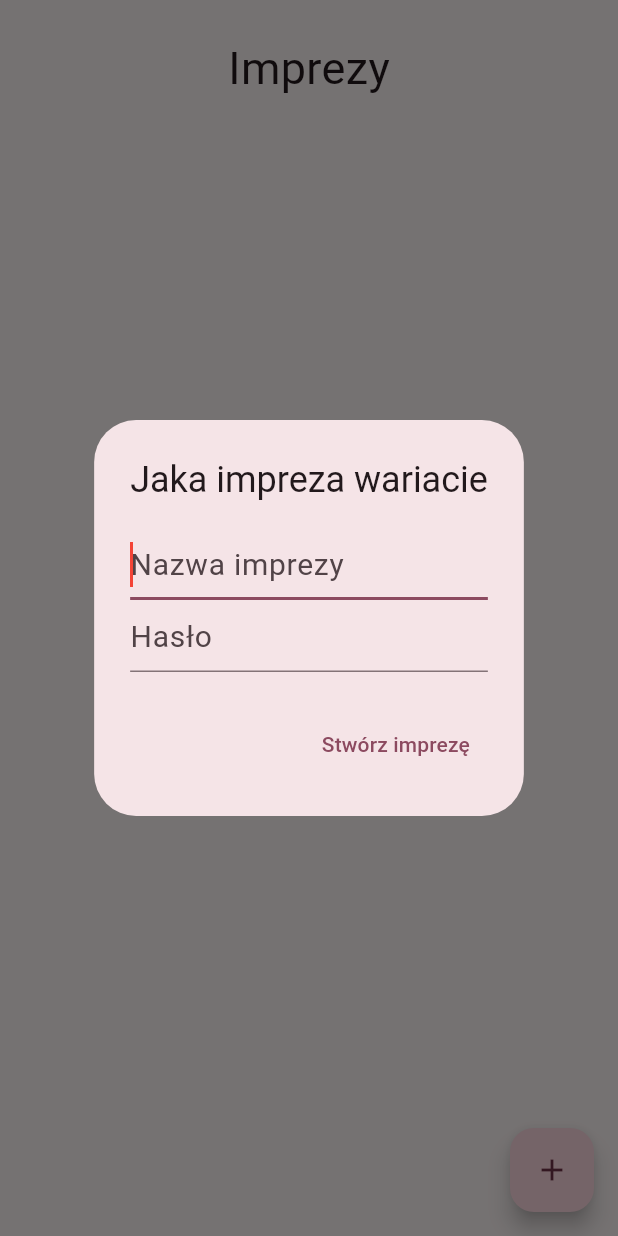
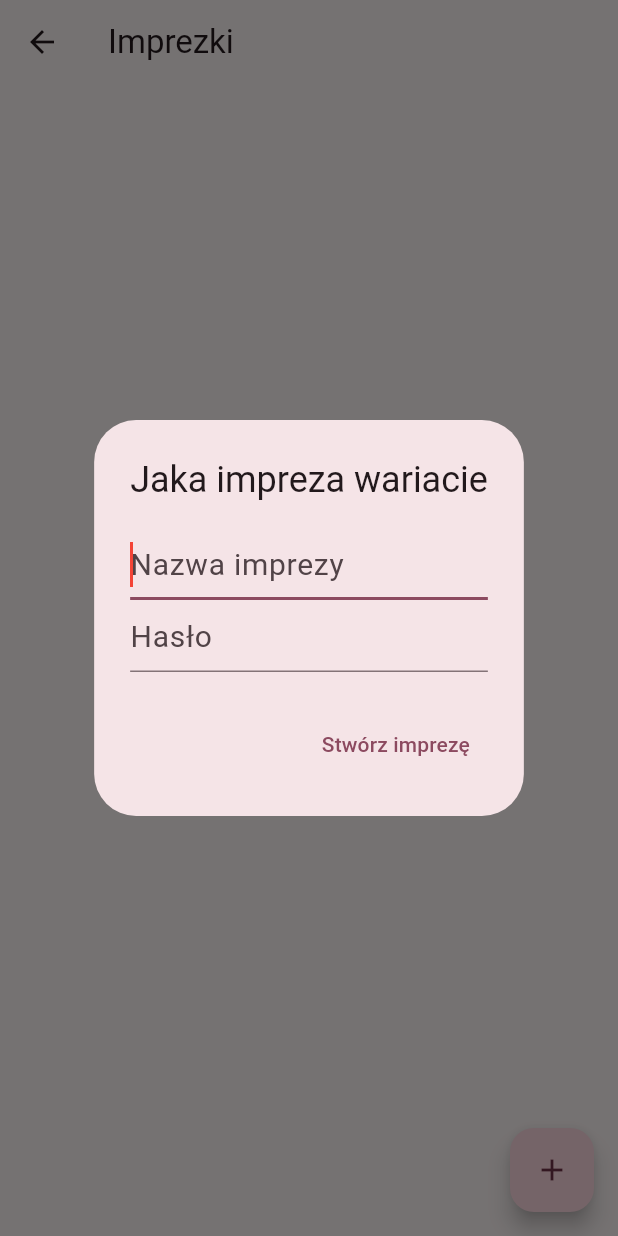
Before and after one commit to PiotrKlis/shot_call, a Flutter app: the PartiesScreen screen opened directly, after a tap on the "add" icon, on a phone screen of 412 x 824 dp. Run offline on Flutter 3.47's test engine with Material 3 defaults, Android fonts, the phone set to English and light mode, and no system bars; our stand-ins replace cloud_firestore, firebase_core, shared_preferences; accounts and stored records are empty.

Commit message:
master - added party participants screen

```diff
--- a/lib/parties_screen.dart
+++ b/lib/parties_screen.dart
@@ -1,6 +1,6 @@
 import 'package:cloud_firestore/cloud_firestore.dart';
 import 'package:flutter/material.dart';
-import 'package:shot_call/party_participants.dart';
+import 'package:shot_call/party_participants_screen.dart';
 import 'package:shot_call/shared_prefs.dart';
 
 class PartiesScreen extends StatelessWidget {
@@ -9,16 +9,13 @@ class PartiesScreen extends StatelessWidget {
   @override
   Widget build(BuildContext context) {
     return Scaffold(
-        body: SafeArea(
-          child: Container(
+      appBar: AppBar(title: Text('Imprezki'),),
+        body: Container(
           margin: const EdgeInsets.all(
             24,
           ),
           child: SingleChildScrollView(
-              child: Column(
-                children: [
-                  const Text('Imprezy', style: TextStyle(fontSize: 30)),
-                  Container(
+            child: Container(
                 margin: const EdgeInsets.only(top: 24),
                 child: StreamBuilder<QuerySnapshot>(
                   stream: FirebaseFirestore.instance
@@ -45,9 +42,6 @@ class PartiesScreen extends StatelessWidget {
                     }
                   },
                 )),
-                ],
-              ),
-            ),
           ),
         ),
         floatingActionButton: FloatingActionButton(
@@ -128,7 +122,7 @@ class PartiesScreen extends StatelessWidget {
       builder: (BuildContext context) {
         final TextEditingController controller = TextEditingController();
         return AlertDialog(
-          title: const Center(child: Text('Jaka ksywa wariacie')),
+          title: const Center(child: Text('Jakie hasło wariacie')),
           content: SingleChildScrollView(
             child: ListBody(
               children: <Widget>[
@@ -165,6 +159,7 @@ class PartiesScreen extends StatelessWidget {
                       'participants': FieldValue.arrayUnion(
                           [sharedPreferences.getString(SharedPrefs.nickname)])
                     });
+                    Navigator.pop(context);
                     Navigator.push(
                       context,
                       MaterialPageRoute(
```
Also changed, not shown: lib/party_participants.dart (deleted, +0 -13 lines), lib/party_participants_screen.dart (added, +58 -0 lines). Lines whose indentation alone changed are shown as unchanged.
